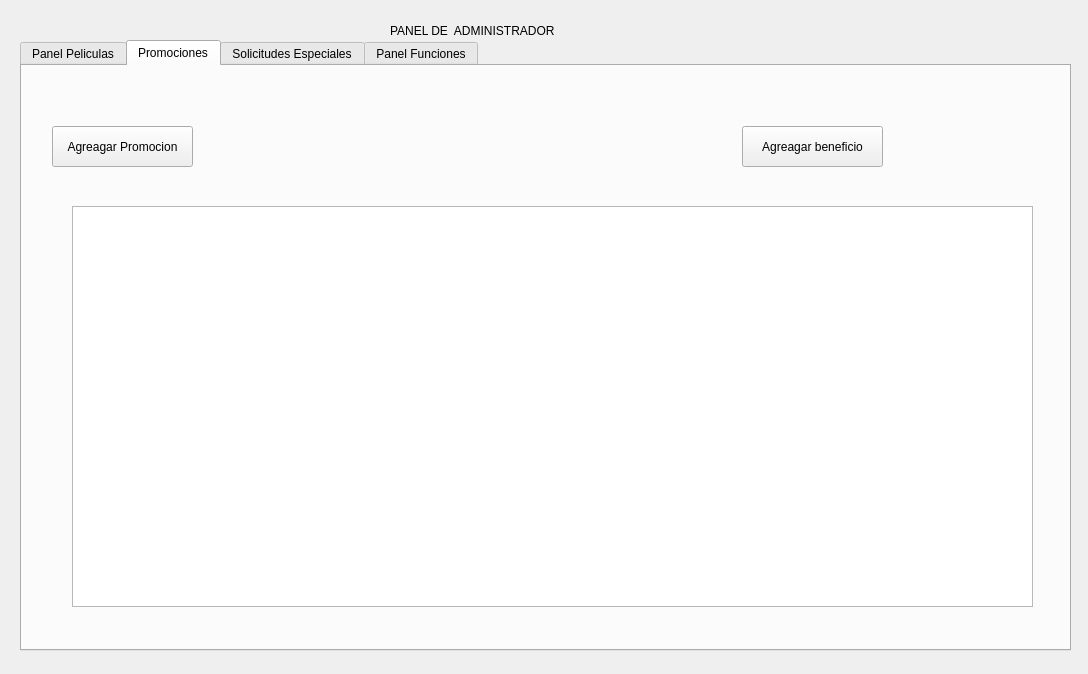
First picture: the form in EDD_Fase1/ProyectoF1/ui/admin.ui, repository MynorCanel/EDD_2S2026_PY_202307548, before the edit.
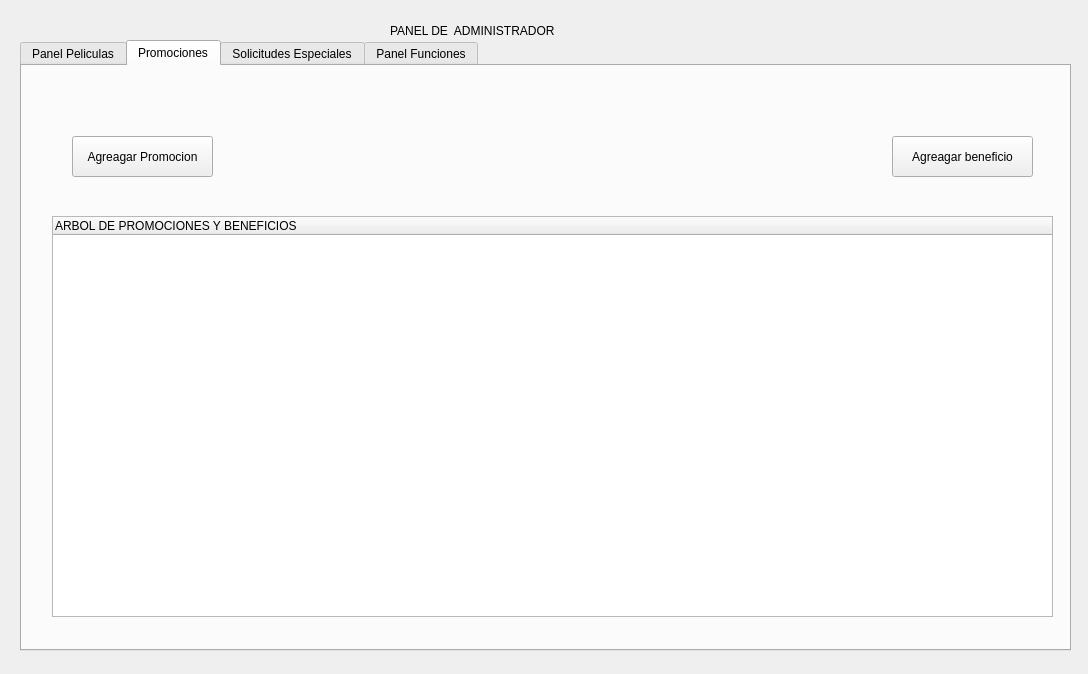
Second picture: the form after the edit. The open tabs and pages were chosen to show the change.

Commit message: feat: Se agregaron las listas para las promociones, se corriguieron varios errores

The edit to the form file:
```diff
--- a/EDD_Fase1/ProyectoF1/ui/admin.ui
+++ b/EDD_Fase1/ProyectoF1/ui/admin.ui
@@ -151,8 +151,8 @@
     <widget class="QPushButton" name="botonAgregarPromocion">
      <property name="geometry">
       <rect>
-       <x>30</x>
-       <y>60</y>
+       <x>50</x>
+       <y>70</y>
        <width>141</width>
        <height>41</height>
       </rect>
@@ -164,8 +164,8 @@
     <widget class="QPushButton" name="botonAgregarBeneficio">
      <property name="geometry">
       <rect>
-       <x>720</x>
-       <y>60</y>
+       <x>870</x>
+       <y>70</y>
        <width>141</width>
        <height>41</height>
       </rect>
@@ -174,15 +174,20 @@
       <string>Agreagar beneficio</string>
      </property>
     </widget>
-    <widget class="QColumnView" name="tablaPromociones">
+    <widget class="QTreeWidget" name="treeWidgetPromociones">
      <property name="geometry">
       <rect>
-       <x>50</x>
-       <y>140</y>
-       <width>961</width>
+       <x>30</x>
+       <y>150</y>
+       <width>1001</width>
        <height>401</height>
       </rect>
      </property>
+     <column>
+      <property name="text">
+       <string>ARBOL DE PROMOCIONES Y BENEFICIOS</string>
+      </property>
+     </column>
     </widget>
    </widget>
    <widget class="QWidget" name="tab">
```
Left out of the diff: 2 changed lines with no effect on the pictures. The commit also changes 20 other files.
